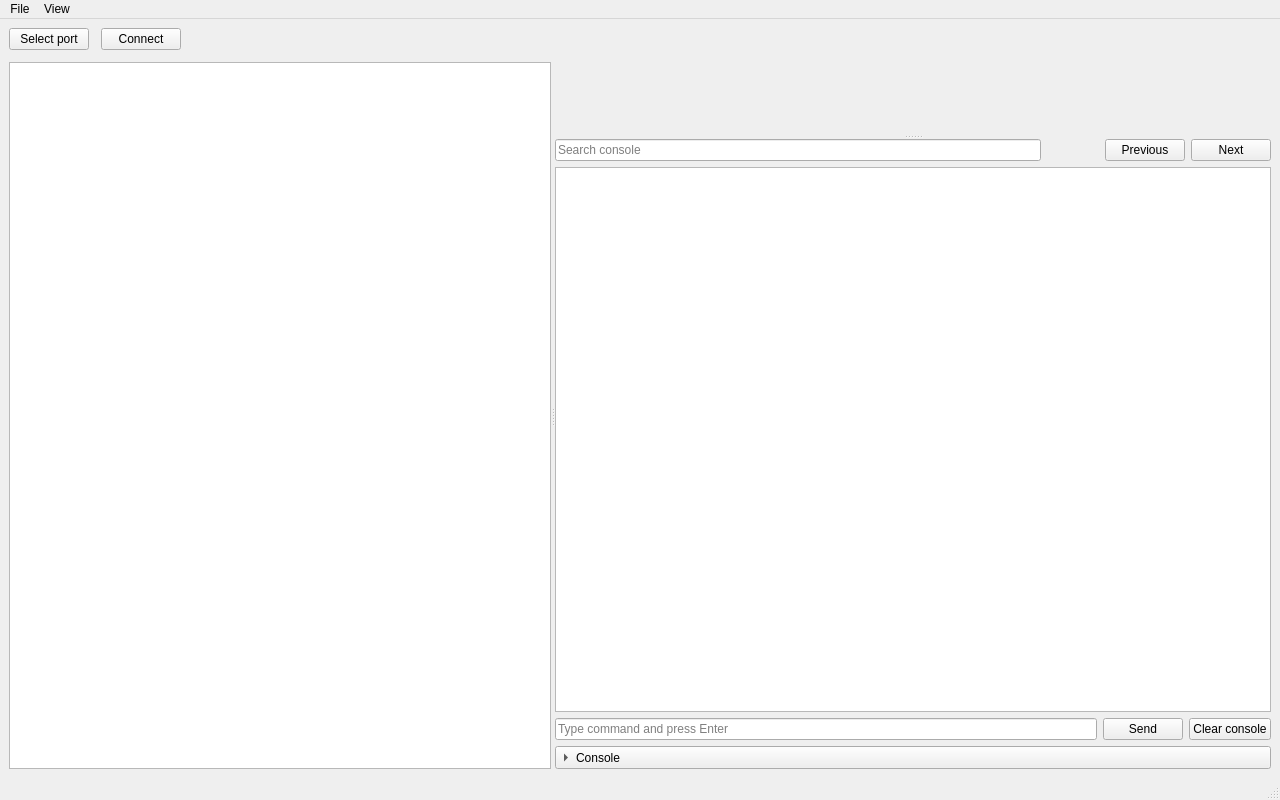
Before: the Qt Designer form form.ui in krupis/PlotTTY, drawn with Qt 5.
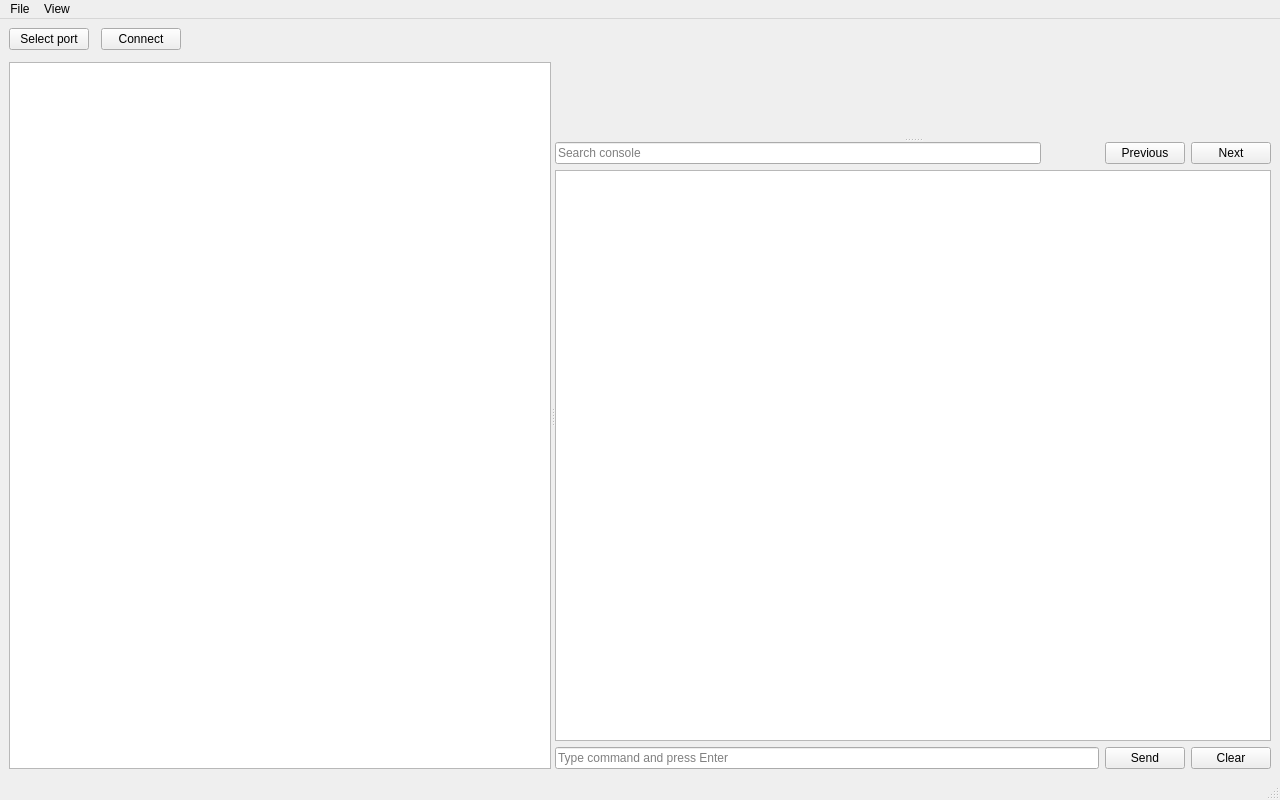
After: the same form once the commit is applied. Custom widgets are drawn as their Qt base class.

```diff
--- a/form.ui
+++ b/form.ui
@@ -39,14 +39,13 @@
              <layout class="QHBoxLayout" name="CommandLayout">
               <item><widget class="QLineEdit" name="CommandEdit"><property name="placeholderText"><string>Type command and press Enter</string></property></widget></item>
               <item><widget class="QPushButton" name="SendButton"><property name="text"><string>Send</string></property></widget></item>
-              <item><widget class="QPushButton" name="ClearConsoleButton"><property name="text"><string>Clear console</string></property></widget></item>
+              <item><widget class="QPushButton" name="ClearConsoleButton"><property name="text"><string>Clear</string></property><property name="toolTip"><string>Clear console text</string></property><property name="accessibleName"><string>Clear console</string></property></widget></item>
              </layout>
             </item>
            </layout>
           </widget>
          </widget>
         </item>
-        <item><widget class="QToolButton" name="ConsoleToggle"><property name="text"><string>Console</string></property><property name="toolButtonStyle"><enum>Qt::ToolButtonTextBesideIcon</enum></property><property name="arrowType"><enum>Qt::RightArrow</enum></property><property name="sizePolicy"><sizepolicy hsizetype="Expanding" vsizetype="Fixed"><horstretch>0</horstretch><verstretch>0</verstretch></sizepolicy></property></widget></item>
        </layout>
       </widget>
      </widget>
```
